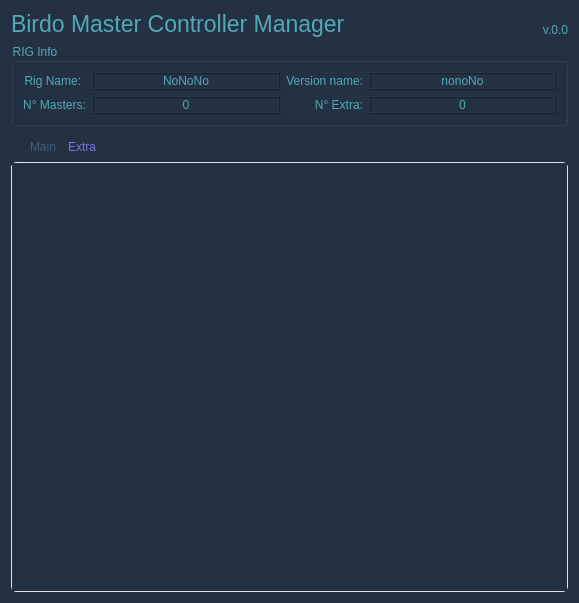
otmbneto/BirdoApp, file package/harmony20/BirdoPack/ui/BD_BirdoMCManager.ui: the form before one commit.
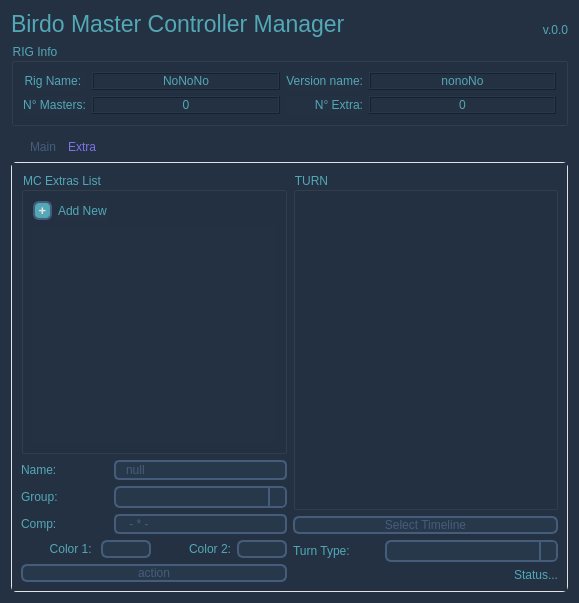
The form after the commit. The open tabs and pages were chosen to show the change.

Commit message: update wip 4 da ferramente MasterControllerManager (varios arquivos)

```diff
--- a/package/harmony20/BirdoPack/ui/BD_BirdoMCManager.ui
+++ b/package/harmony20/BirdoPack/ui/BD_BirdoMCManager.ui
@@ -252,9 +252,81 @@
 	border-color: #455d7a;
 	background: rgb(40, 56, 75);
 	color: #455d7a;
+}
+
+QRadioButton {
+	color: white;
+    spacing: 5px;
+}
+
+QRadioButton:unchecked {
+	color: rgb(170, 200, 180);
+}
+
+QRadioButton:checked {
+	color: rgb(120, 150, 200);
+}
+
+QRadioButton::indicator:unchecked {
+    border: 1px solid white;
+	border-radius: 2px;
+	background-color: #233142;
+}
+
+QRadioButton::indicator:checked {
+    border: 2px solid lightgray;
+	border-radius: 6px;
+	background-color: rgb(56, 186, 255);
+}
+
+QRadioButton:disabled{
+	color: gray;
+}
+
+QRadioButton::indicator:checked:disabled {
+    color: rgb(250, 90, 120);
+	background-color: rgb(40, 30, 50);
+	border-color: gray;
+}
+
+QRadioButton::indicator:unchecked:disabled {
+    color: rgb(250, 90, 120);
+	background-color: rgb(40, 30, 50);
+	border-color: gray;
 }</string>
   </property>
-  <layout class="QGridLayout" name="gridLayout_2">
+  <layout class="QGridLayout" name="gridLayout_6">
+   <item row="0" column="0">
+    <layout class="QHBoxLayout" name="horizontalLayout_2">
+     <item>
+      <widget class="QLabel" name="label">
+       <property name="font">
+        <font>
+         <pointsize>17</pointsize>
+        </font>
+       </property>
+       <property name="styleSheet">
+        <string notr="true">QLabel {
+	color: #53a8b6;
+}</string>
+       </property>
+       <property name="text">
+        <string>Birdo Master Controller Manager</string>
+       </property>
+      </widget>
+     </item>
+     <item>
+      <widget class="QLabel" name="labelVersion">
+       <property name="text">
+        <string>v.0.0</string>
+       </property>
+       <property name="alignment">
+        <set>Qt::AlignBottom|Qt::AlignRight|Qt::AlignTrailing</set>
+       </property>
+      </widget>
+     </item>
+    </layout>
+   </item>
    <item row="1" column="0">
     <widget class="QGroupBox" name="groupInfo">
      <property name="title">
@@ -1158,7 +1230,280 @@
       <attribute name="title">
        <string>Extra</string>
       </attribute>
-      <layout class="QGridLayout" name="gridLayout_4"/>
+      <layout class="QGridLayout" name="gridLayout_4">
+       <item row="0" column="0">
+        <widget class="QGroupBox" name="groupExtrasList">
+         <property name="title">
+          <string>MC Extras List</string>
+         </property>
+         <layout class="QVBoxLayout" name="verticalLayout_4">
+          <item>
+           <layout class="QHBoxLayout" name="horizontalLayout_20">
+            <item>
+             <widget class="QPushButton" name="pushAddExtra">
+              <property name="font">
+               <font>
+                <pointsize>10</pointsize>
+                <weight>75</weight>
+                <bold>true</bold>
+               </font>
+              </property>
+              <property name="text">
+               <string> + </string>
+              </property>
+             </widget>
+            </item>
+            <item>
+             <widget class="QLabel" name="label_27">
+              <property name="text">
+               <string>Add New</string>
+              </property>
+             </widget>
+            </item>
+            <item>
+             <spacer name="horizontalSpacer_3">
+              <property name="orientation">
+               <enum>Qt::Horizontal</enum>
+              </property>
+              <property name="sizeHint" stdset="0">
+               <size>
+                <width>148</width>
+                <height>20</height>
+               </size>
+              </property>
+             </spacer>
+            </item>
+           </layout>
+          </item>
+          <item>
+           <widget class="QScrollArea" name="scrollRadioList">
+            <property name="widgetResizable">
+             <bool>true</bool>
+            </property>
+            <widget class="QWidget" name="scrollAreaWidgetContents">
+             <property name="geometry">
+              <rect>
+               <x>0</x>
+               <y>0</y>
+               <width>243</width>
+               <height>165</height>
+              </rect>
+             </property>
+             <layout class="QGridLayout" name="gridLayout_2"/>
+            </widget>
+           </widget>
+          </item>
+         </layout>
+        </widget>
+       </item>
+       <item row="1" column="0">
+        <layout class="QVBoxLayout" name="verticalLayout_5">
+         <item>
+          <layout class="QHBoxLayout" name="horizontalLayout_22" stretch="1,2">
+           <item>
+            <widget class="QLabel" name="label_22">
+             <property name="text">
+              <string>Name:</string>
+             </property>
+            </widget>
+           </item>
+           <item>
+            <widget class="QLineEdit" name="lineName">
+             <property name="enabled">
+              <bool>false</bool>
+             </property>
+             <property name="text">
+              <string>null</string>
+             </property>
+            </widget>
+           </item>
+          </layout>
+         </item>
+         <item>
+          <layout class="QHBoxLayout" name="horizontalLayout_25" stretch="1,2">
+           <item>
+            <widget class="QLabel" name="label_26">
+             <property name="text">
+              <string>Group:</string>
+             </property>
+            </widget>
+           </item>
+           <item>
+            <widget class="QComboBox" name="comboGroup">
+             <property name="enabled">
+              <bool>false</bool>
+             </property>
+            </widget>
+           </item>
+          </layout>
+         </item>
+         <item>
+          <layout class="QHBoxLayout" name="horizontalLayout_24" stretch="1,2">
+           <item>
+            <widget class="QLabel" name="label_24">
+             <property name="text">
+              <string>Comp:</string>
+             </property>
+            </widget>
+           </item>
+           <item>
+            <widget class="QLineEdit" name="lineComp">
+             <property name="enabled">
+              <bool>false</bool>
+             </property>
+             <property name="text">
+              <string> - * - </string>
+             </property>
+            </widget>
+           </item>
+          </layout>
+         </item>
+         <item>
+          <layout class="QHBoxLayout" name="horizontalLayout_21">
+           <item>
+            <widget class="QLabel" name="label_17">
+             <property name="text">
+              <string>Color 1: </string>
+             </property>
+             <property name="alignment">
+              <set>Qt::AlignRight|Qt::AlignTrailing|Qt::AlignVCenter</set>
+             </property>
+            </widget>
+           </item>
+           <item>
+            <widget class="QPushButton" name="pushCor1">
+             <property name="enabled">
+              <bool>false</bool>
+             </property>
+             <property name="minimumSize">
+              <size>
+               <width>0</width>
+               <height>0</height>
+              </size>
+             </property>
+             <property name="maximumSize">
+              <size>
+               <width>50</width>
+               <height>16777215</height>
+              </size>
+             </property>
+             <property name="text">
+              <string/>
+             </property>
+            </widget>
+           </item>
+           <item>
+            <widget class="QLabel" name="label_18">
+             <property name="text">
+              <string>Color 2:</string>
+             </property>
+             <property name="alignment">
+              <set>Qt::AlignRight|Qt::AlignTrailing|Qt::AlignVCenter</set>
+             </property>
+            </widget>
+           </item>
+           <item>
+            <widget class="QPushButton" name="pushCor2">
+             <property name="enabled">
+              <bool>false</bool>
+             </property>
+             <property name="minimumSize">
+              <size>
+               <width>0</width>
+               <height>0</height>
+              </size>
+             </property>
+             <property name="maximumSize">
+              <size>
+               <width>50</width>
+               <height>16777215</height>
+              </size>
+             </property>
+             <property name="text">
+              <string/>
+             </property>
+            </widget>
+           </item>
+          </layout>
+         </item>
+         <item>
+          <widget class="QPushButton" name="pushAction">
+           <property name="enabled">
+            <bool>false</bool>
+           </property>
+           <property name="text">
+            <string>action</string>
+           </property>
+          </widget>
+         </item>
+        </layout>
+       </item>
+       <item row="0" column="1" rowspan="2">
+        <layout class="QVBoxLayout" name="verticalLayout_7" stretch="2,0,0,0">
+         <item>
+          <widget class="QGroupBox" name="groupTurn">
+           <property name="title">
+            <string>TURN</string>
+           </property>
+           <layout class="QGridLayout" name="gridLayout_5" columnstretch="0"/>
+          </widget>
+         </item>
+         <item>
+          <widget class="QPushButton" name="pushSelectTLExtra">
+           <property name="enabled">
+            <bool>false</bool>
+           </property>
+           <property name="text">
+            <string>Select Timeline</string>
+           </property>
+          </widget>
+         </item>
+         <item>
+          <layout class="QHBoxLayout" name="horizontalLayout_26" stretch="1,2">
+           <item>
+            <widget class="QLabel" name="label_28">
+             <property name="text">
+              <string>Turn Type:</string>
+             </property>
+            </widget>
+           </item>
+           <item>
+            <widget class="QComboBox" name="comboType">
+             <property name="enabled">
+              <bool>false</bool>
+             </property>
+            </widget>
+           </item>
+          </layout>
+         </item>
+         <item>
+          <widget class="QLabel" name="labelStatus">
+           <property name="text">
+            <string>Status...</string>
+           </property>
+           <property name="alignment">
+            <set>Qt::AlignRight|Qt::AlignTrailing|Qt::AlignVCenter</set>
+           </property>
+          </widget>
+         </item>
+        </layout>
+       </item>
+      </layout>
+      <zorder>pushAddExtra</zorder>
+      <zorder>horizontalSpacer_3</zorder>
+      <zorder>groupExtrasList</zorder>
+      <zorder>groupTurn</zorder>
+      <zorder>radioButton_4</zorder>
+      <zorder>radioButton_5</zorder>
+      <zorder>pushAction</zorder>
+      <zorder>layoutWidget</zorder>
+      <zorder>layoutWidget_2</zorder>
+      <zorder></zorder>
+      <zorder>layoutWidget_4</zorder>
+      <zorder>layoutWidget_3</zorder>
+      <zorder>layoutWidget_3</zorder>
+      <zorder>pushSelectTLExtra</zorder>
+      <zorder>groupTurn</zorder>
      </widget>
     </widget>
    </item>
```
Left out of the diff: 73 changed lines with no effect on the pictures. The commit also changes 2 other files.
